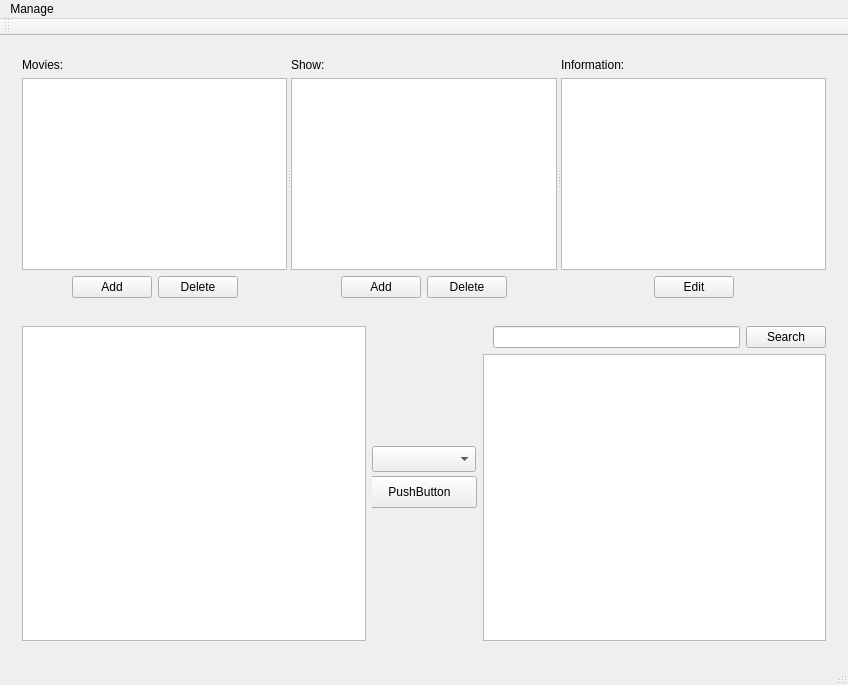
Drakenhielm/Biobokningssystem, file Mainwindow/mainwindow.ui: the form before one commit.
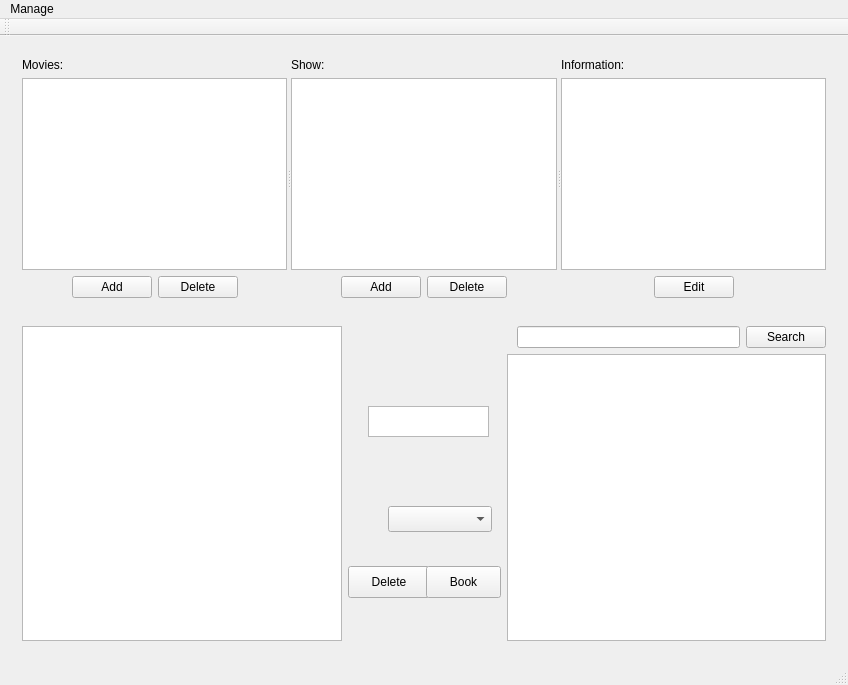
The form after the commit.

Commit message: Lagt till hallviewformulär

Diff of the .ui file:
```diff
--- a/Mainwindow/mainwindow.ui
+++ b/Mainwindow/mainwindow.ui
@@ -261,33 +261,56 @@
          </property>
          <property name="minimumSize">
           <size>
-           <width>105</width>
+           <width>153</width>
            <height>0</height>
           </size>
          </property>
-         <widget class="QPushButton" name="pushButton">
+         <widget class="QTextBrowser" name="textBrowser">
           <property name="geometry">
            <rect>
-            <x>-10</x>
-            <y>150</y>
-            <width>115</width>
-            <height>32</height>
+            <x>20</x>
+            <y>80</y>
+            <width>121</width>
+            <height>31</height>
            </rect>
           </property>
-          <property name="text">
-           <string>PushButton</string>
-          </property>
          </widget>
-         <widget class="QComboBox" name="comboBox">
+         <widget class="QPushButton" name="pushButton_hallview_info_delete">
           <property name="geometry">
            <rect>
             <x>0</x>
-            <y>120</y>
+            <y>240</y>
+            <width>82</width>
+            <height>32</height>
+           </rect>
+          </property>
+          <property name="text">
+           <string>Delete</string>
+          </property>
+         </widget>
+         <widget class="QComboBox" name="comboBox">
+          <property name="geometry">
+           <rect>
+            <x>40</x>
+            <y>180</y>
             <width>104</width>
             <height>26</height>
            </rect>
           </property>
          </widget>
+         <widget class="QPushButton" name="pushButton_hallview_info_book">
+          <property name="geometry">
+           <rect>
+            <x>78</x>
+            <y>240</y>
+            <width>75</width>
+            <height>32</height>
+           </rect>
+          </property>
+          <property name="text">
+           <string>Book</string>
+          </property>
+         </widget>
         </widget>
        </item>
        <item>
```
Left out of the diff: 17 changed lines with no effect on the pictures. The commit also changes 1 other file.
